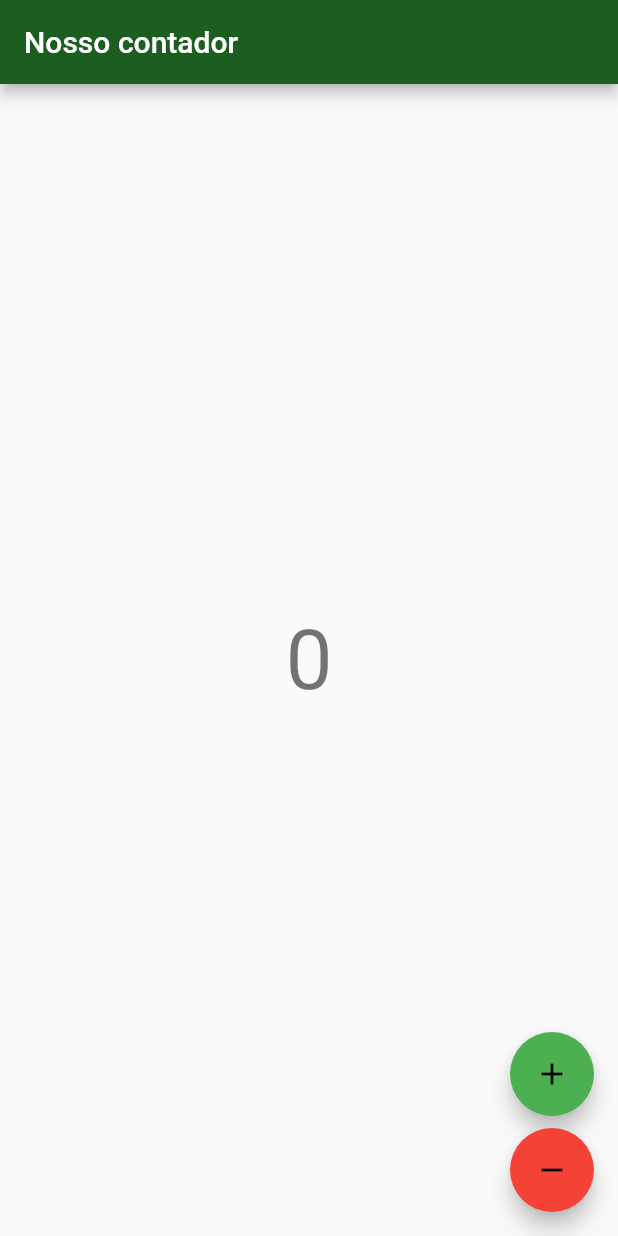
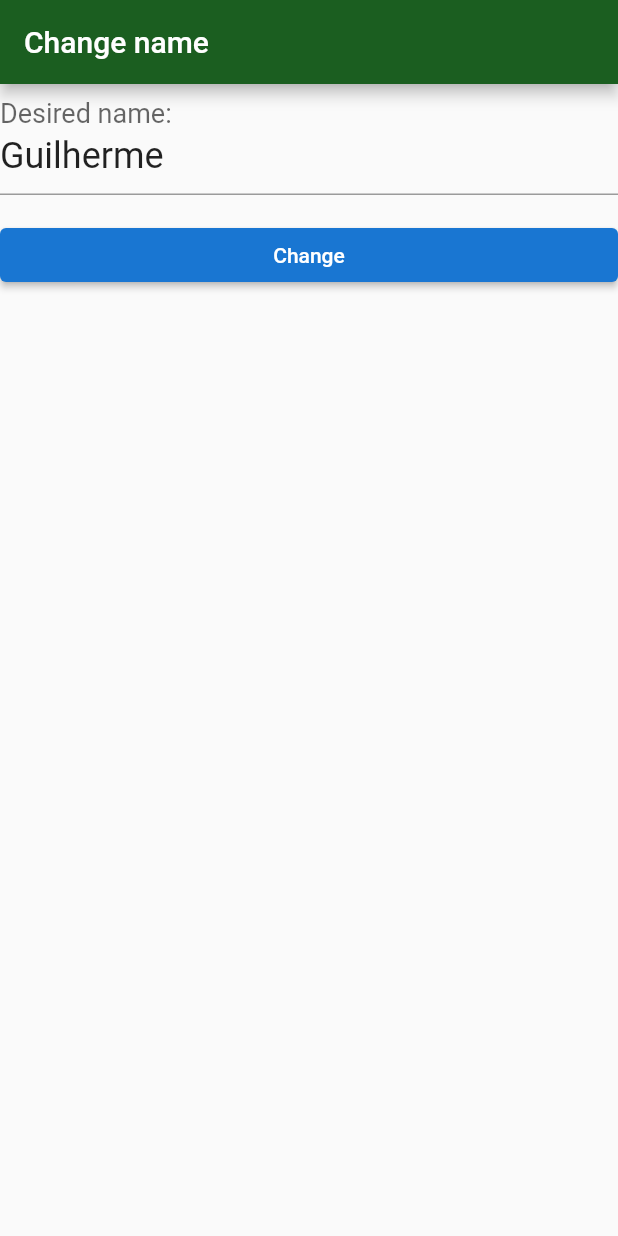
Before and after one commit to lucaschagas550/Alura_Persistencia_Flutter, a Flutter app: the screen it shows after launch, on a phone screen of 412 x 824 dp. Run offline on Flutter 3.47's test engine with Material 2 defaults, Android fonts, the phone set to English and light mode, and no system bars; our stand-ins replace firebase_core, firebase_crashlytics, flutter_bloc, sqflite; missing offline and left inert: http_interceptor; accounts and stored records are empty.

Commit message:
Feat: Tela de alteração de nome.

```diff
--- a/lib/components/theme.dart
+++ b/lib/components/theme.dart
@@ -12,7 +12,7 @@ final bytebankTheme = ThemeData(
   ),
   elevatedButtonTheme: ElevatedButtonThemeData(
     style: ElevatedButton.styleFrom(
-      primary: Colors.green[700],
+      primary: Colors.blue[700],
     ),
   ),
 );
--- a/lib/main.dart
+++ b/lib/main.dart
@@ -2,11 +2,13 @@ import 'dart:async';
 
 import 'package:bytebank/components/theme.dart';
 import 'package:bytebank/screens/counter.dart';
+import 'package:bytebank/screens/name.dart';
 import 'package:flutter/material.dart';
 import 'package:firebase_crashlytics/firebase_crashlytics.dart';
 import 'package:firebase_core/firebase_core.dart';
 import 'package:flutter/foundation.dart' show kDebugMode;
 import 'screens/dashboard.dart';
+import 'package:flutter_bloc/flutter_bloc.dart';
 
 Future<void> main() async {
   WidgetsFlutterBinding.ensureInitialized();
@@ -36,13 +38,24 @@ Future<void> main() async {
   // findAll().then((transactions) => print('new transactions $transactions'));
 }
 
+class LogObserver extends BlocObserver {
+  @override
+  void onChange(BlocBase cubit, Change change) {
+    print("${cubit.runtimeType} > $change");
+    super.onChange(cubit, change);
+  }
+}
+
 class BytebankApp extends StatelessWidget {
   // This widget is the root of your application.
   @override
   Widget build(BuildContext context) {
+    // na pratica evitar log do genero, pois pde vazar informações
+    Bloc.observer = LogObserver();
     return MaterialApp(
+      debugShowCheckedModeBanner: false,
       theme: bytebankTheme,
-      home: CounterContainer(),
+      home: NameContainer(),
     );
   }
 }
--- a/lib/screens/counter.dart
+++ b/lib/screens/counter.dart
@@ -2,6 +2,7 @@ import 'package:flutter/material.dart';
 import 'package:flutter_bloc/flutter_bloc.dart';
 
 //Gerenciador de estado e o estado atual
+//Exemplo de contador utilizando bloc em duas variações
 class CounterCubit extends Cubit<int> {
   CounterCubit() : super(0);
 
@@ -13,7 +14,8 @@ class CounterCubit extends Cubit<int> {
 class CounterContainer extends StatelessWidget {
   @override
   Widget build(BuildContext context) {
-    return BlocProvider(create: (_) => CounterCubit(), child: CounterView());
+    return BlocProvider(
+        create: (context) => CounterCubit(), child: CounterView());
   }
 }
 
@@ -23,7 +25,7 @@ class CounterView extends StatelessWidget {
     final textTheme = Theme.of(context).textTheme;
     return Scaffold(
       appBar: AppBar(
-        title: Text("Nosso contador"),
+        title: Text("Counter"),
       ),
       body: Center(
         child: BlocBuilder<CounterCubit, int>(builder: (context, state) {
--- /dev/null
+++ b/lib/screens/name.dart
@@ -0,0 +1,58 @@
+import 'package:flutter/material.dart';
+import 'package:flutter_bloc/flutter_bloc.dart';
+
+class NameCubit extends Cubit<String> {
+  NameCubit(String name) : super(name);
+
+  void change(String name) => emit(name); //Altera o nome
+}
+
+class NameContainer extends StatelessWidget {
+  @override
+  Widget build(BuildContext context) {
+    return BlocProvider(
+      create: (context) => NameCubit("Guilherme"),
+      child: NameView(),
+    );
+  }
+}
+
+class NameView extends StatelessWidget {
+  final TextEditingController _nameController = TextEditingController();
+  @override
+  Widget build(BuildContext context) {
+    // agora não tem problema essa abordagem
+    // pois não vamos fazer um rebuild quando o estado é alterado
+    _nameController.text = context.read<NameCubit>().state;
+    final textTheme = Theme.of(context).textTheme;
+    return Scaffold(
+      appBar: AppBar(
+        title: Text("Change name"),
+      ),
+      body: Column(
+        children: [
+          TextField(
+            controller: _nameController,
+            decoration: InputDecoration(
+              labelText: "Desired name:",
+            ),
+            style: TextStyle(fontSize: 24.0),
+          ),
+          Padding(
+            padding: const EdgeInsets.only(top: 16.0),
+            child: SizedBox(
+              width: double.maxFinite,
+              child: ElevatedButton(
+                child: Text("Change"),
+                onPressed: () {
+                  final name = _nameController.text;
+                  context.read<NameCubit>().change(name);
+                },
+              ),
+            ),
+          ),
+        ],
+      ),
+    );
+  }
+}
```
